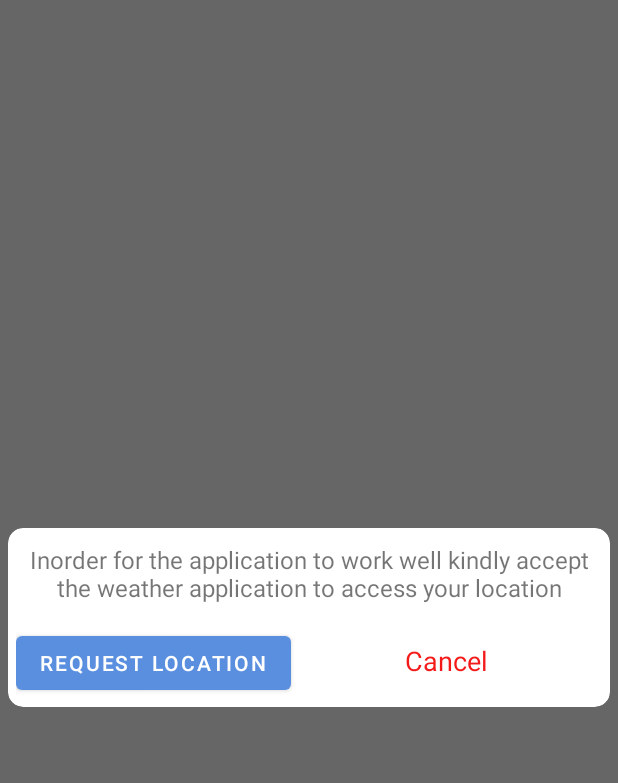
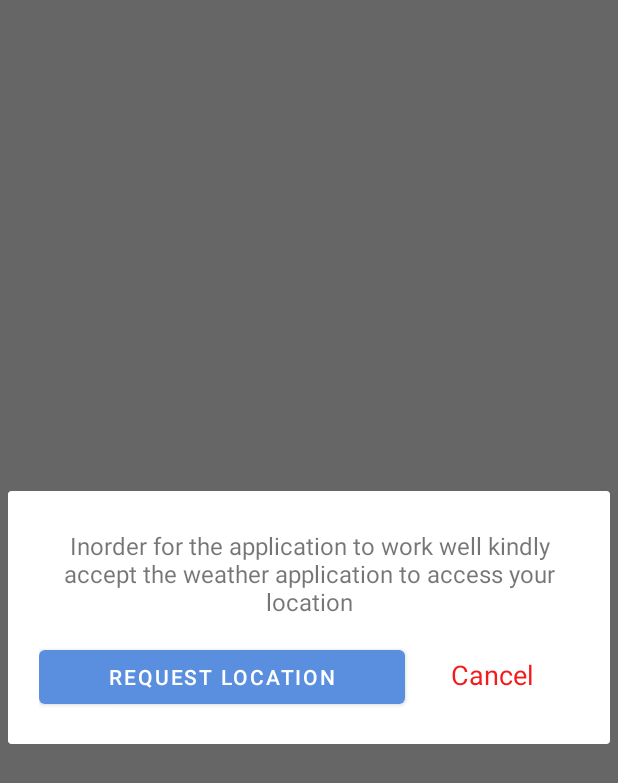
Before and after one commit to KellyEgesa/Weather, an Android app: the fragment LocationPermission shown on its own in the app's theme, on a phone screen of 412 x 824 dp. Shown: the top 783 px of the screen. Run offline under Robolectric (Android 15) with nearby library versions, the phone set to English and light mode, and no system bars.

Commit message:
Finished on permission dialog

```diff
--- a/app/src/main/java/com/wit/weather/UserInterface/Fragments/LocationPermission.java
+++ b/app/src/main/java/com/wit/weather/UserInterface/Fragments/LocationPermission.java
@@ -1,9 +1,11 @@
 package com.wit.weather.UserInterface.Fragments;
 
+import android.Manifest;
 import android.graphics.Color;
 import android.graphics.drawable.ColorDrawable;
 import android.os.Bundle;
 
+import androidx.core.app.ActivityCompat;
 import androidx.fragment.app.DialogFragment;
 import androidx.fragment.app.Fragment;
 
@@ -11,6 +13,8 @@ import android.view.LayoutInflater;
 import android.view.View;
 import android.view.ViewGroup;
 import android.view.WindowManager;
+import android.widget.Button;
+import android.widget.TextView;
 
 import com.wit.weather.R;
 
@@ -26,7 +30,26 @@ public class LocationPermission extends DialogFragment {
     public View onCreateView(LayoutInflater inflater, ViewGroup container,
                              Bundle savedInstanceState) {
         View rootView = inflater.inflate(R.layout.fragment_location_permission, container, false);
+        setCancelable(false);
         getDialog().getWindow().setBackgroundDrawable(new ColorDrawable(Color.TRANSPARENT));
+
+        Button mPermissionButton = (Button) rootView.findViewById(R.id.permissionButton);
+        TextView mTextViewCancel = (TextView) rootView.findViewById(R.id.textViewCancel);
+
+        mPermissionButton.setOnClickListener(new View.OnClickListener() {
+            @Override
+            public void onClick(View v) {
+                ActivityCompat.requestPermissions(getActivity(), new String[]{Manifest.permission.ACCESS_FINE_LOCATION}, 1);
+            }
+        });
+
+        mTextViewCancel.setOnClickListener(new View.OnClickListener() {
+            @Override
+            public void onClick(View v) {
+                dismiss();
+            }
+        });
+
         return rootView;
     }
 
--- a/app/src/main/res/layout/fragment_location_permission.xml
+++ b/app/src/main/res/layout/fragment_location_permission.xml
@@ -11,13 +11,13 @@
     <!-- TODO: Update blank fragment layout -->
     <androidx.cardview.widget.CardView
         android:layout_width="match_parent"
-        android:layout_height="wrap_content"
-        app:cardCornerRadius="10dp">
+        android:layout_height="wrap_content">
 
         <LinearLayout
             android:layout_width="match_parent"
             android:layout_height="match_parent"
-            android:orientation="vertical">
+            android:orientation="vertical"
+            android:padding="15dp">
 
             <TextView
                 android:id="@+id/textView2"
@@ -35,13 +35,14 @@
                 android:padding="5dp">
 
                 <Button
-                    android:id="@+id/button"
+                    android:id="@+id/permissionButton"
                     android:layout_width="wrap_content"
                     android:layout_height="wrap_content"
+                    android:layout_weight="1"
                     android:text="Request Location" />
 
                 <TextView
-                    android:id="@+id/textView3"
+                    android:id="@+id/textViewCancel"
                     android:layout_width="wrap_content"
                     android:layout_height="wrap_content"
                     android:layout_weight="1"
```
Also changed, not shown: app/src/main/java/com/wit/weather/UserInterface/Fragments/SwitchOnGpsFragment.java (added, +62 -0 lines), app/src/main/java/com/wit/weather/UserInterface/MainActivity.java (+10 -16 lines), app/src/main/res/layout/activity_main.xml (+1 -7 lines), app/src/main/res/layout/fragment_switch_on_gps.xml (added, +14 -0 lines).
